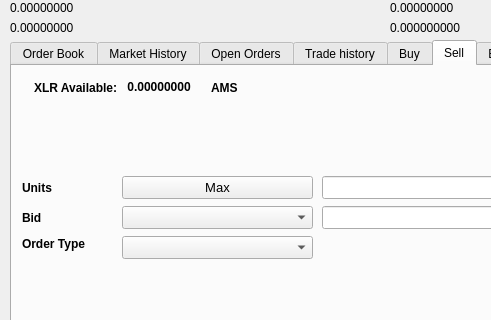
Old version of the form src/qt/forms/tradingdialog.ui in the repository listedlinked/superbee; both pictures show x 0 to 491 and y 0 to 320 of the 780 by 476 pixel window.
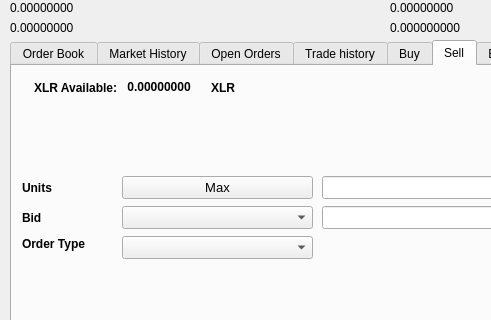
New version of the form. The open tabs and pages were chosen to show the change. Icons and pictures are not drawn.

The edit to the form file:
```diff
--- a/src/qt/forms/tradingdialog.ui
+++ b/src/qt/forms/tradingdialog.ui
@@ -2221,7 +2221,7 @@
          </font>
         </property>
         <property name="text">
-         <string>AMS</string>
+         <string>XLR</string>
         </property>
        </widget>
       </item>
```
Left out of the diff: 18 changed lines with no effect on the pictures.
